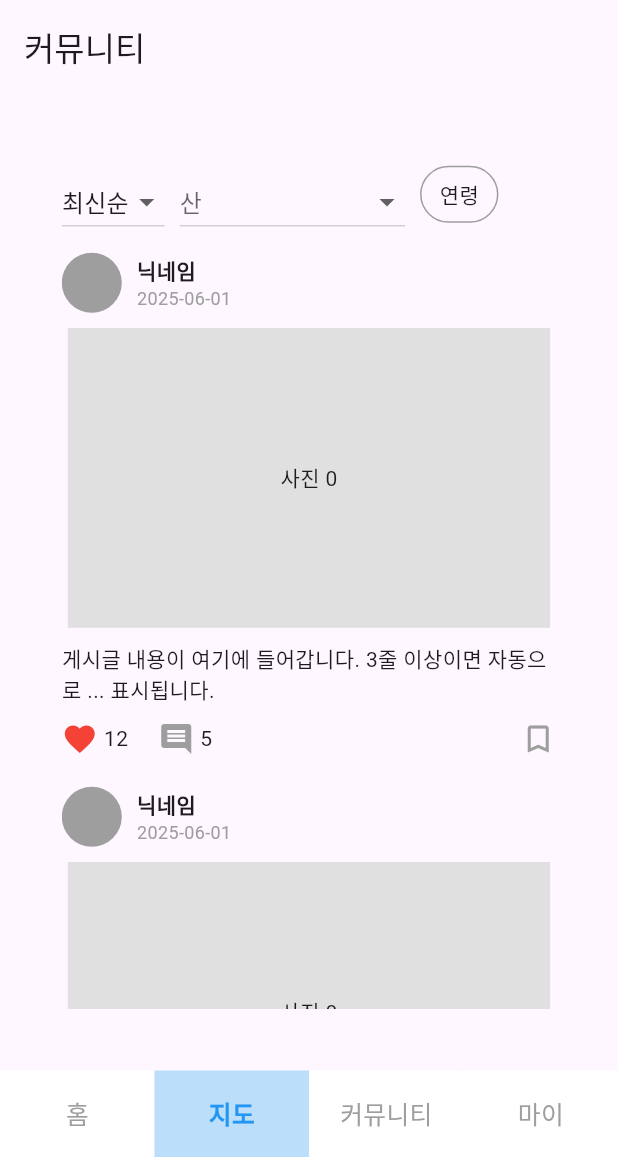
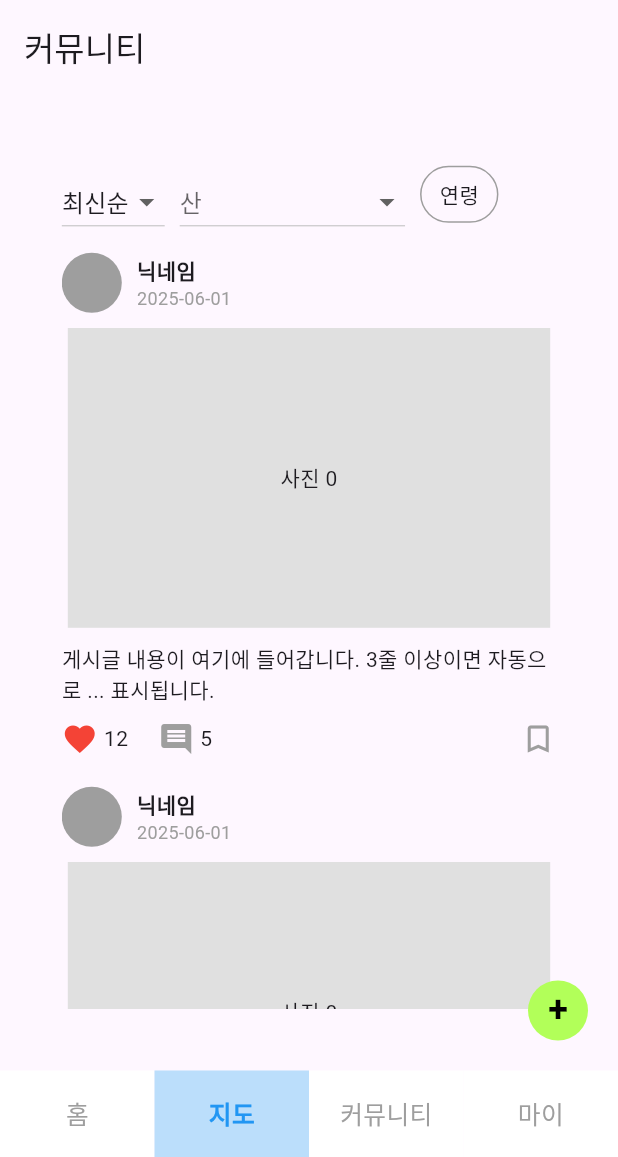
Before and after one commit to Tleggers/Flutter, a Flutter app: the screen it shows after launch, item 2 of the bottom bar chosen, on a phone screen of 412 x 824 dp, the part 79-1236 px from its top. Run offline on Flutter 3.47's test engine with Material 3 defaults, Android fonts, the phone set to English and light mode, and no system bars; our stand-ins replace image_picker; network calls fail.

Commit message:
25.06.04 JW
추가사항
화면 우측하단 버튼 추가

수정사항
사진 포함갯수 2->5
각 주석 추가

```diff
--- a/lib/pages/jw/CommunityPage.dart
+++ b/lib/pages/jw/CommunityPage.dart
@@ -12,18 +12,50 @@ class CommunityPage extends StatefulWidget {
 class CommunityPageState extends State<CommunityPage> {
   @override
   Widget build(BuildContext context) {
-    //화면 가로,세로 크기
     final screenWidth = MediaQuery.of(context).size.width;
-    final screenHeight = MediaQuery.of(context).size.height;
 
     return Scaffold(
-      appBar: AppBar(title: Text('커뮤니티')),
-      body: Padding(
-        padding: EdgeInsets.all(screenWidth * 0.1),
-        child: Column(
-          crossAxisAlignment: CrossAxisAlignment.start,
-          children: [PostFilter(), PostList()],
-        ),
+      appBar: AppBar(title: const Text('커뮤니티')),
+      body: Stack(
+        children: [
+          Padding(
+            padding: EdgeInsets.all(screenWidth * 0.1),
+            child: Column(
+              crossAxisAlignment: CrossAxisAlignment.start,
+              children: const [PostFilter(), PostList()],
+            ),
+          ),
+
+          // ✅ 우측 하단 고정 버튼
+          Positioned(
+            bottom: 20,
+            right: 20,
+            child: GestureDetector(
+              onTap: () {
+                // 여기에 버튼 클릭시 동작을 추가하세요.
+                print('추가 버튼 클릭됨!');
+              },
+              child: Container(
+                width: 40,
+                height: 40,
+                decoration: BoxDecoration(
+                  color: Colors.lightGreenAccent, // ✅ 밝은 연두색 계열
+                  shape: BoxShape.circle,
+                ),
+                child: const Center(
+                  child: Text(
+                    '+',
+                    style: TextStyle(
+                      fontSize: 24,
+                      fontWeight: FontWeight.bold,
+                      color: Colors.black,
+                    ),
+                  ),
+                ),
+              ),
+            ),
+          ),
+        ],
       ),
     );
   }
@@ -40,7 +72,7 @@ class PostFilter extends StatefulWidget {
 class _PostFilterState extends State<PostFilter> {
   String _sortOption = '최신순';
   String? _selectedMountain;
-  List<String> _selectedAges = [];
+  final List<String> _selectedAges = [];
 
   final List<String> sortOptions = ['최신순', '인기순'];
   final List<String> ageOptions = ['30대', '40대', '50대', '60대 이상'];
@@ -53,6 +85,10 @@ class _PostFilterState extends State<PostFilter> {
     '구봉산 (대전)',
   ];
 
+  // 필터 연령대 토글
+  // 동작 흐름:
+  // 이미 선택된 연령이면 → 제거
+  // 아직 선택되지 않은 연령이면 → 추가
   void _toggleAge(String age) {
     setState(() {
       if (_selectedAges.contains(age)) {
@@ -63,12 +99,14 @@ class _PostFilterState extends State<PostFilter> {
     });
   }
 
+  // 필터 산 토글
   void _selectMountain(String? mountain) {
     setState(() {
       _selectedMountain = mountain;
     });
   }
 
+  // 필터
   @override
   Widget build(BuildContext context) {
     return Column(
@@ -78,6 +116,7 @@ class _PostFilterState extends State<PostFilter> {
         Wrap(
           spacing: 10,
           children: [
+            //최신,인기순 구간
             DropdownButton<String>(
               value: _sortOption,
               items:
@@ -95,6 +134,7 @@ class _PostFilterState extends State<PostFilter> {
                 }
               },
             ),
+            // 산 구간
             DropdownButton<String>(
               hint: const Text('산'),
               value: _selectedMountain,
@@ -107,6 +147,7 @@ class _PostFilterState extends State<PostFilter> {
                   }).toList(),
               onChanged: _selectMountain,
             ),
+            //연령 구간
             PopupMenuButton<String>(
               onSelected: _toggleAge,
               itemBuilder: (context) {
@@ -120,8 +161,8 @@ class _PostFilterState extends State<PostFilter> {
               },
               child: Container(
                 padding: const EdgeInsets.symmetric(
-                  horizontal: 12,
-                  vertical: 8,
+                  horizontal: 12, //가로여백
+                  vertical: 8, //세로여백
                 ),
                 decoration: BoxDecoration(
                   border: Border.all(color: Colors.grey),
@@ -204,7 +245,7 @@ class PostItem extends StatelessWidget {
         SizedBox(
           height: 200,
           child: PageView.builder(
-            itemCount: 2, //사진 몇개 노출 할 지 정하는 코드
+            itemCount: 5, //사진 몇개 노출 할 지 정하는 코드
             itemBuilder: (context, index) {
               //테스트를 위해 Containor에 회색,글씨 돌출, 추후 DB에 있는 사진으로 대처
               return Container(
@@ -225,8 +266,7 @@ class PostItem extends StatelessWidget {
           overflow: TextOverflow.ellipsis,
         ),
 
-        const SizedBox(height: 10),
-
+        const SizedBox(height: 10), //ui 디자인을 위해 10픽셀 빈공간 생성
         // 🟡 하트 / 댓글 / 북마크 아이콘
         Row(
           children: const [
```
Also changed, not shown: lib/pages/jw/PostWriting.dart (added).
